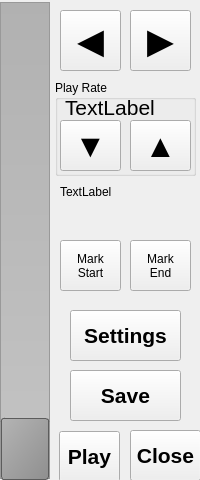
Above: src/playbackwindow.ui from krontech/chronos-cam-app before the change. Below: the same form after it.
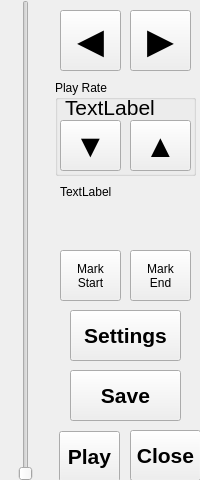
That is the form after the change. Custom widgets are drawn as their Qt base class.

```diff
--- a/src/playbackwindow.ui
+++ b/src/playbackwindow.ui
@@ -26,19 +26,7 @@
     <enum>Qt::NoFocus</enum>
    </property>
    <property name="styleSheet">
-    <string notr="true">QSlider::groove:vertical {
-     border: 1px solid #999999;
-     width: 48px; /* the groove expands to the size of the slider by default. by giving it a height, it has a fixed size */
-     background: qlineargradient(x1:0, y1:0, x2:0, y2:1, stop:0 #B1B1B1, stop:1 #c4c4c4);
-     margin: 2px 0;
- } 
-QSlider::handle:vertical {
-     background: qlineargradient(x1:0, y1:0, x2:1, y2:1, stop:0 #b4b4b4, stop:1 #8f8f8f);
-     border: 1px solid #5c5c5c;
-     height: 60px;
-     margin: -2px 0; /* handle is placed by default on the contents rect of the groove. Expand outside the groove */
-     border-radius: 3px;
- }</string>
+    <string notr="true"/>
    </property>
    <property name="value">
     <number>0</number>
@@ -166,7 +154,7 @@
    <property name="geometry">
     <rect>
      <x>60</x>
-     <y>240</y>
+     <y>250</y>
      <width>61</width>
      <height>51</height>
     </rect>
@@ -183,7 +171,7 @@
    <property name="geometry">
     <rect>
      <x>130</x>
-     <y>240</y>
+     <y>250</y>
      <width>61</width>
      <height>51</height>
     </rect>
@@ -202,7 +190,7 @@
      <x>60</x>
      <y>185</y>
      <width>140</width>
-     <height>51</height>
+     <height>61</height>
     </rect>
    </property>
    <property name="text">
```
